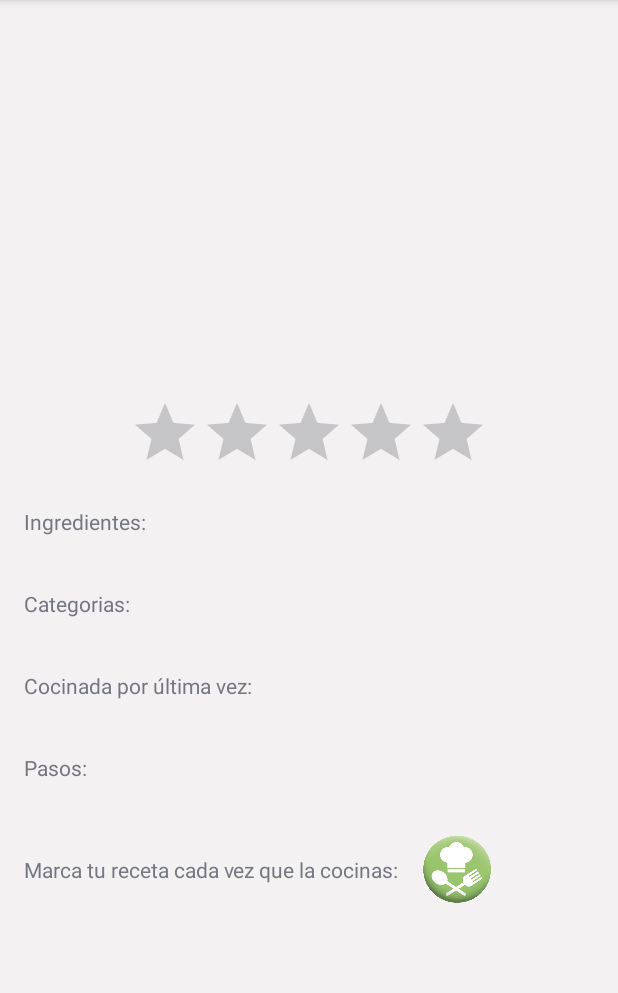
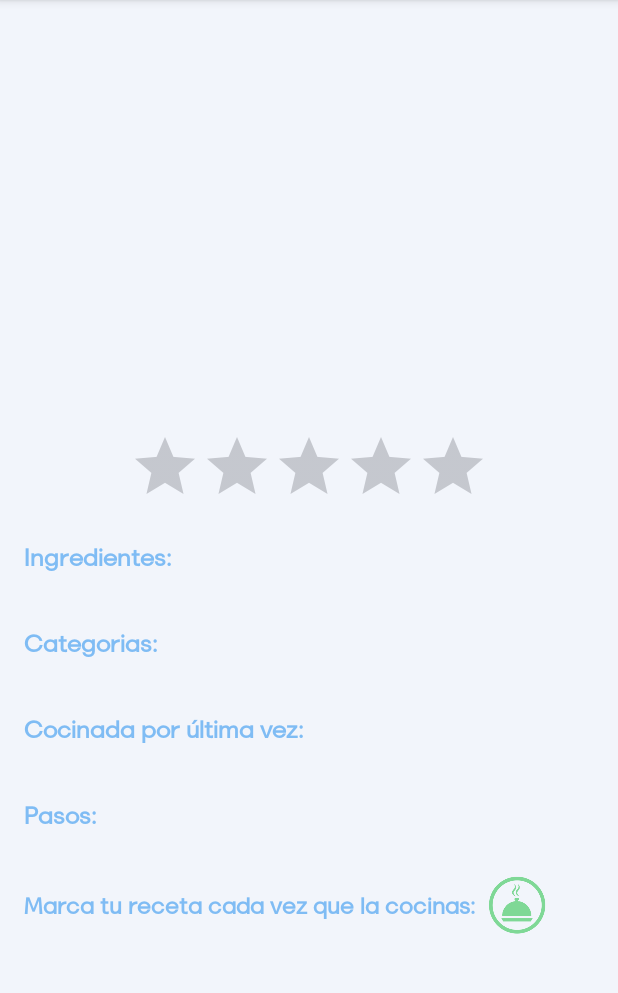
Before and after one commit to cumpatomas/Bruno-s-Recipes, an Android app built with Jetpack Compose: the layout recipe_fragment.xml on its own in the app's theme, with its tools: preview values and no code run, on a phone screen of 412 x 824 dp, the part 84-1077 px from its top. Run offline under Robolectric (Android 15) with nearby library versions, the phone set to English and light mode, and no system bars.

Commit message:
delete recipe from history use case created // cooked recipe button replaced

```diff
--- a/app/src/main/java/com/cumpatomas/brunosrecipes/domain/SetRecipeRating.kt
+++ b/app/src/main/java/com/cumpatomas/brunosrecipes/domain/SetRecipeRating.kt
@@ -12,6 +12,5 @@
         val currentRatingFromLocalDB = dao.getLastRating(id)
         currentRatingFromLocalDB.rating = rating
         dao.insertRating(id = id, rating = currentRatingFromLocalDB.rating)
-
     }
 }
--- a/app/src/main/java/com/cumpatomas/brunosrecipes/ui/adapter/HistoryListAdapter.kt
+++ b/app/src/main/java/com/cumpatomas/brunosrecipes/ui/adapter/HistoryListAdapter.kt
@@ -11,6 +11,7 @@
     private var historyList = mutableListOf<RecipesModel>()
 
     var onItemClickListener: (Int) -> Unit = {}
+    var deleteBtnonItemClickListener: (Int, String) -> Unit={ _, _ ->}
 
     fun setList(list: List<RecipesModel>) {
         historyList = list.toMutableList()
@@ -29,7 +30,7 @@
 
     override fun onBindViewHolder(holder: HistoryListViewHolder, position: Int) {
         val item = historyList[position]
-        holder.display(item, onItemClickListener)
+        holder.display(item, onItemClickListener, deleteBtnonItemClickListener)
 
     }
 
--- a/app/src/main/res/anim/slide_in_top.xml
+++ b/app/src/main/res/anim/slide_in_top.xml
@@ -1,7 +1,7 @@
 <?xml version="1.0" encoding="utf-8"?>
 <set xmlns:android="http://schemas.android.com/apk/res/android">
     <translate
-        android:duration="200"
+        android:duration="100"
         android:fromYDelta="-100%"
         android:toYDelta="0" />
 </set>
--- /dev/null
+++ b/app/src/main/res/drawable/baseline_delete_24.xml
@@ -0,0 +1,5 @@
+<vector android:height="24dp" android:tint="#D68E8E"
+    android:viewportHeight="24" android:viewportWidth="24"
+    android:width="24dp" xmlns:android="http://schemas.android.com/apk/res/android">
+    <path android:fillColor="@android:color/white" android:pathData="M6,19c0,1.1 0.9,2 2,2h8c1.1,0 2,-0.9 2,-2V7H6v12zM19,4h-3.5l-1,-1h-5l-1,1H5v2h14V4z"/>
+</vector>
--- a/app/src/main/res/layout/recipe_fragment.xml
+++ b/app/src/main/res/layout/recipe_fragment.xml
@@ -30,9 +30,9 @@
             android:layout_marginEnd="16dp"
             android:textAlignment="center"
             android:textColor="@color/black"
-            android:textSize="22sp"
+            android:textSize="26sp"
             android:textStyle="italic"
-            app:fontFamily="@font/marlin_sans"
+            app:fontFamily="@font/beautiful_people"
             app:layout_constraintEnd_toEndOf="parent"
             app:layout_constraintStart_toStartOf="parent"
             app:layout_constraintTop_toBottomOf="@id/ivRecipeImage" />
@@ -68,7 +68,11 @@
                 android:id="@+id/tvIngredientsPlaceholder"
                 android:layout_width="0dp"
                 android:layout_height="wrap_content"
+                android:textColor="@color/primaryLightColor2"
                 android:text="Ingredientes:"
+                android:textStyle="bold"
+                android:textSize="16sp"
+                app:fontFamily="@font/marlin_sans"
                 android:textAlignment="textStart"
                 app:layout_constraintEnd_toEndOf="parent"
                 app:layout_constraintStart_toStartOf="parent"
@@ -76,6 +80,8 @@
 
             <com.google.android.material.textview.MaterialTextView
                 android:id="@+id/tvIngredients"
+                app:fontFamily="@font/marlin_sans"
+                android:textSize="15sp"
                 android:layout_width="0dp"
                 android:layout_height="wrap_content"
                 android:ellipsize="end"
@@ -103,7 +109,11 @@
                 android:id="@+id/tvCategoriesPlaceholder"
                 android:layout_width="0dp"
                 android:layout_height="wrap_content"
+                android:textColor="@color/primaryLightColor2"
                 android:text="Categorias:"
+                app:fontFamily="@font/marlin_sans"
+                android:textStyle="bold"
+                android:textSize="16sp"
                 android:textAlignment="textStart"
                 app:layout_constraintEnd_toEndOf="parent"
                 app:layout_constraintStart_toStartOf="parent"
@@ -111,6 +121,8 @@
 
             <com.google.android.material.textview.MaterialTextView
                 android:id="@+id/tvCategories"
+                app:fontFamily="@font/marlin_sans"
+                android:textSize="15sp"
                 android:layout_width="0dp"
                 android:layout_height="wrap_content"
                 android:textColor="@color/black"
@@ -137,7 +149,11 @@
                 android:id="@+id/tvLastDatePlaceholder"
                 android:layout_width="0dp"
                 android:layout_height="wrap_content"
+                android:textColor="@color/primaryLightColor2"
                 android:text="Cocinada por última vez:"
+                app:fontFamily="@font/marlin_sans"
+                android:textStyle="bold"
+                android:textSize="16sp"
                 android:textAlignment="textStart"
                 app:layout_constraintEnd_toEndOf="parent"
                 app:layout_constraintStart_toStartOf="parent"
@@ -145,6 +161,8 @@
 
             <com.google.android.material.textview.MaterialTextView
                 android:id="@+id/tvLastDateText"
+                app:fontFamily="@font/marlin_sans"
+                android:textSize="15sp"
                 android:layout_width="0dp"
                 android:layout_height="wrap_content"
                 android:textColor="@color/black"
@@ -171,7 +189,11 @@
                 android:id="@+id/tvPasosPlaceholder"
                 android:layout_width="0dp"
                 android:layout_height="wrap_content"
+                android:textColor="@color/primaryLightColor2"
                 android:text="Pasos:"
+                android:textStyle="bold"
+                android:textSize="16sp"
+                app:fontFamily="@font/marlin_sans"
                 android:textAlignment="textStart"
                 app:layout_constraintEnd_toEndOf="parent"
                 app:layout_constraintStart_toStartOf="parent"
@@ -179,11 +201,12 @@
 
             <TextView
                 android:id="@+id/tvPasosTexto"
+                android:textSize="15sp"
+                app:fontFamily="@font/marlin_sans"
                 android:layout_width="0dp"
                 android:layout_height="wrap_content"
                 android:justificationMode="inter_word"
                 android:textColor="@color/black"
-                android:textStyle="italic"
                 app:layout_constraintBottom_toBottomOf="parent"
                 app:layout_constraintEnd_toEndOf="parent"
                 app:layout_constraintStart_toStartOf="parent"
@@ -199,23 +222,28 @@
             android:layout_marginStart="16dp"
             android:layout_marginTop="16dp"
             android:layout_marginBottom="16dp"
+            android:textColor="@color/primaryLightColor2"
             android:text="Marca tu receta cada vez que la cocinas:"
+            android:textSize="15sp"
+            android:textStyle="bold"
+            app:fontFamily="@font/marlin_sans"
             app:layout_constraintBottom_toBottomOf="parent"
             app:layout_constraintStart_toStartOf="parent"
             app:layout_constraintTop_toBottomOf="@+id/clPasosContainer" />
 
         <ImageButton
             android:id="@+id/btnMarkedAsCooked"
-            android:layout_width="45dp"
-            android:layout_height="45dp"
-            android:layout_marginStart="16dp"
-            android:layout_marginTop="16dp"
-            android:layout_marginBottom="16dp"
-            android:background="@drawable/chef_vector3_inverted"
+            android:layout_width="40dp"
+            android:layout_height="40dp"
+            android:layout_marginStart="8dp"
+            android:layout_marginTop="8dp"
+            android:layout_marginBottom="8dp"
+            android:background="@drawable/cooked_icon_circle_bold"
+            android:backgroundTint="@color/superlightgreenbutton"
             app:layout_constraintBottom_toBottomOf="parent"
             app:layout_constraintStart_toEndOf="@+id/tvProbada"
             app:layout_constraintTop_toBottomOf="@+id/clPasosContainer" />
-
+        <!--            -->
 
     </androidx.constraintlayout.widget.ConstraintLayout>
 
--- a/app/src/main/res/values-night/colors.xml
+++ b/app/src/main/res/values-night/colors.xml
@@ -9,7 +9,7 @@
     <color name="white">#DDDDDD</color>
     <color name="light_green">@color/primaryLightColor2</color>
     <color name="mid_gray">#9C9B9B</color>
-    <color name="another_gray">#939292</color>
+    <color name="another_gray">#93936F</color>
     <color name="dark_gray">#404040</color>
     <color name="recipe_background">#515151</color>
 
--- a/app/src/main/res/values/colors.xml
+++ b/app/src/main/res/values/colors.xml
@@ -9,13 +9,13 @@
     <color name="white">#FFFFFFFF</color>
     <color name="light_green">#D4F3B4</color>
     <color name="mid_gray">#878787</color>
-    <color name="another_gray">#D8D7D7</color>
+    <color name="another_gray">#B1C6EF</color>
     <color name="dark_gray">#404040</color>
-    <color name="recipe_background">#F3F1F1</color>
+    <color name="recipe_background">#F2F5FB</color>
 
     <!--Theme custom-->
-    <color name="primaryColor">#6AB7FF</color>
-    <color name="primaryLightColor">#6ab7ff</color>
+    <color name="primaryColor">#79A5FB</color>
+    <color name="primaryLightColor">#79A5FB</color>
     <color name="primaryLightColor2">#7FBCF4</color>
     <color name="primaryDarkColor">#005cb2</color>
     <color name="secondaryColor">#59CCC0</color>
--- a/app/src/main/res/values/themes.xml
+++ b/app/src/main/res/values/themes.xml
@@ -27,7 +27,7 @@
 
     <style name="RatingBarBig" parent="Widget.AppCompat.RatingBar.Indicator">
         <item name="ratingBarStyle">@style/Controls.RatingBarBig</item>
-        <item name="colorControlActivated">#59CCC0</item>
+        <item name="colorControlActivated">@color/light_green</item>
 
     </style>
 
```
Also changed, not shown: app/src/main/java/com/cumpatomas/brunosrecipes/domain/DeleteRecipeFromHistory.kt (added, +26 -0 lines), app/src/main/java/com/cumpatomas/brunosrecipes/ui/adapter/HistoryListViewHolder.kt (+9 -4 lines), app/src/main/java/com/cumpatomas/brunosrecipes/ui/history/HistoryFragment.kt (+7 -1 lines), app/src/main/java/com/cumpatomas/brunosrecipes/ui/history/HistoryViewModel.kt (+6 -5 lines), app/src/main/java/com/cumpatomas/brunosrecipes/ui/homefragment/HomeFragment.kt (+14 -7 lines), app/src/main/res/layout/history_item.xml (+14 -4 lines), app/src/main/res/layout/recipe_item.xml (+2 -10 lines), app/src/main/res/layout/recipes_list_fragment.xml (+6 -7 lines), app/src/main/res/drawable/cooked_icon_circle.png (added), app/src/main/res/drawable/cooked_icon_circle_bold.png (added), app/src/main/res/drawable/mark_your_recipe.png (added).
